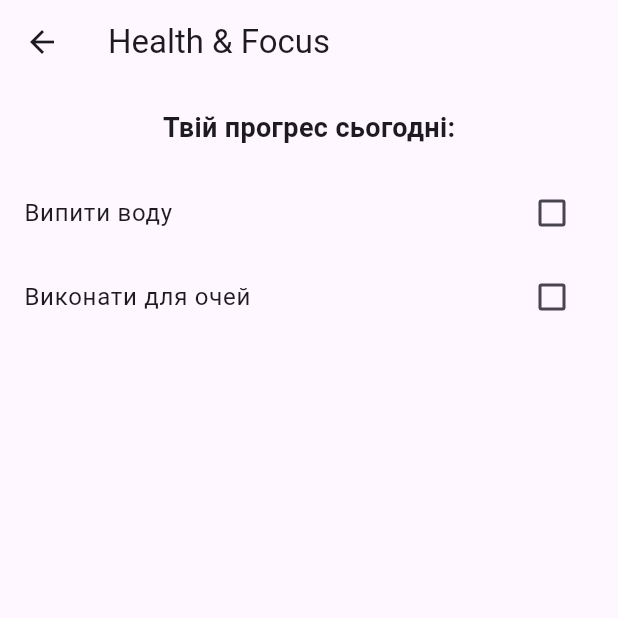
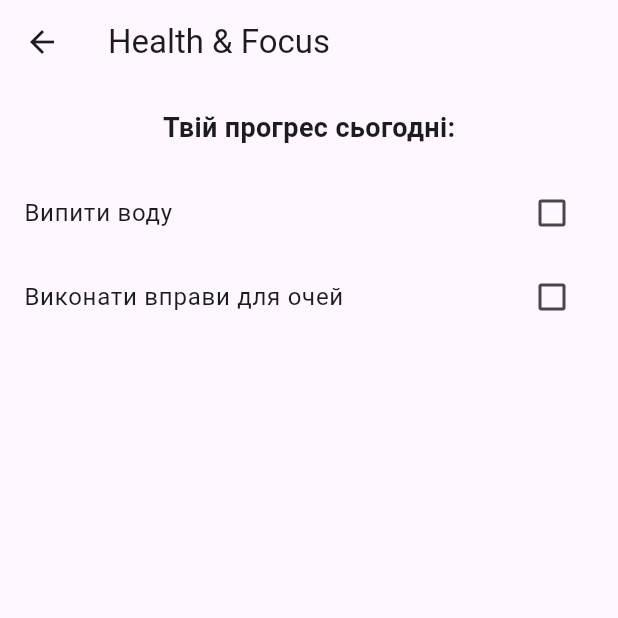
Before and after one commit to dmytroprotsenko1-lang/MICT, a Flutter app: the HealthScreen screen opened directly, on a phone screen of 412 x 824 dp, the top half of it. Run offline on Flutter 3.47's test engine with Material 3 defaults, Android fonts, the phone set to English and light mode, and no system bars.

Commit message:
update screenshots and heatlh messages

```diff
--- a/lib/screens/health.dart
+++ b/lib/screens/health.dart
@@ -10,7 +10,7 @@ class HealthScreen extends StatefulWidget {
 class _HealthScreenState extends State<HealthScreen> {
   final List<Map<String, dynamic>> _habits = [
     {'title': 'Випити воду', 'completed': false},
-    {'title': 'Виконати для очей', 'completed': false},
+    {'title': 'Виконати вправи для очей', 'completed': false},
   ];
 
   void _addHabit() {
```
Also changed, not shown: 5 other files.
